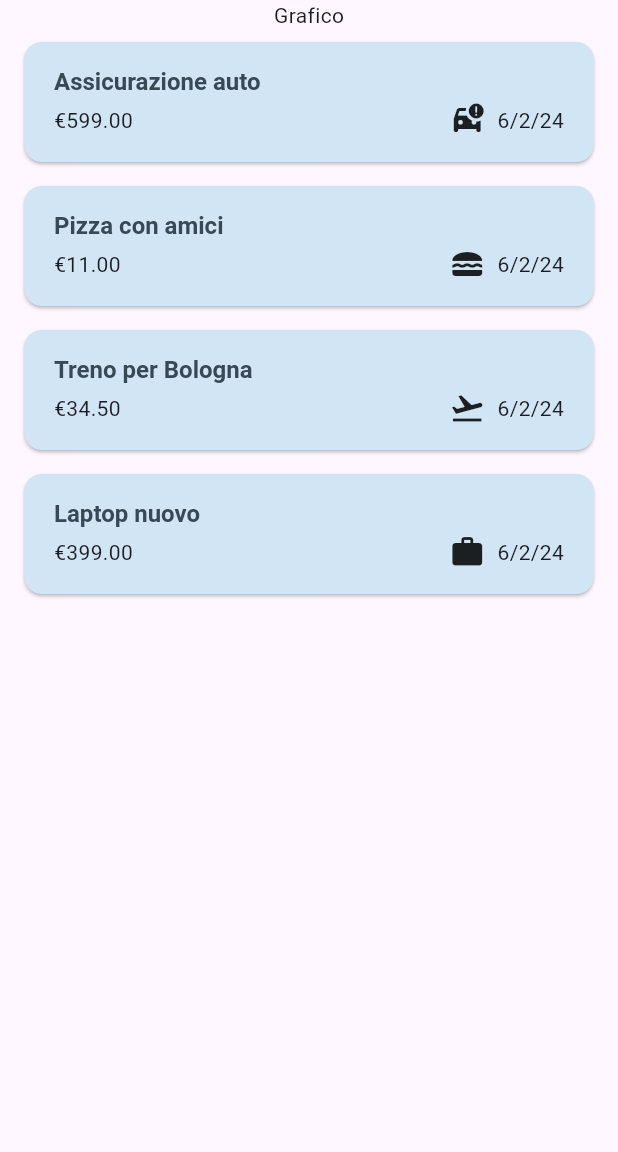
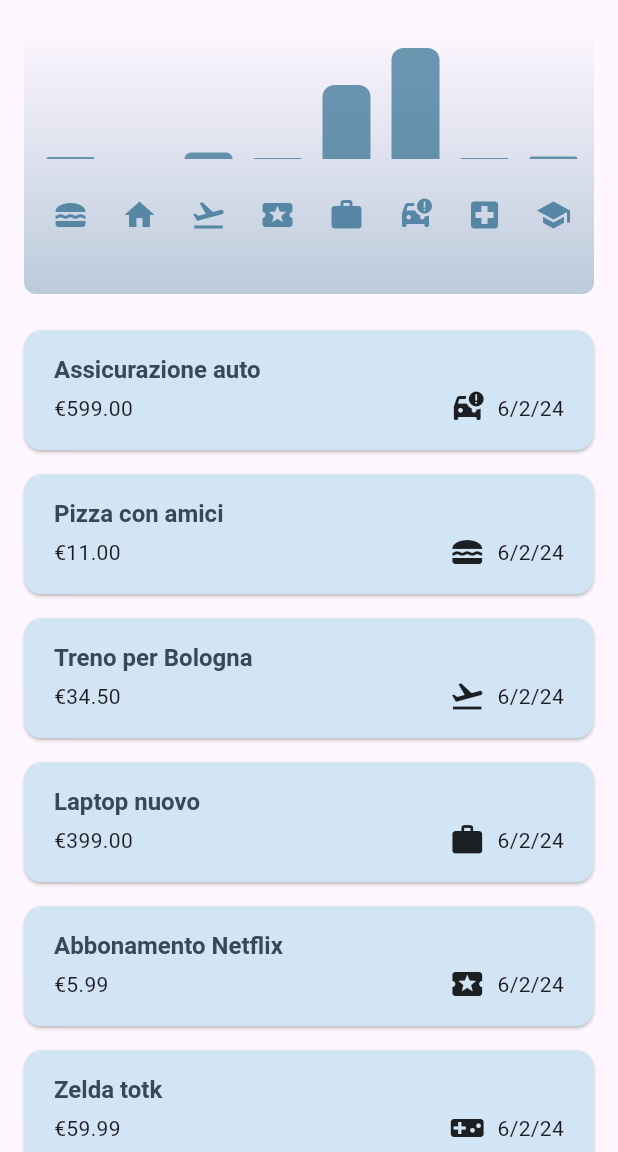
Before and after one commit to cristianmarcelli/expense_tracker, a Flutter app: the screen it shows after launch, on a phone screen of 412 x 824 dp, the part 84-1236 px from its top. Run offline on Flutter 3.47's test engine with Material 3 defaults, Android fonts, the phone set to English and light mode, and no system bars.

Commit message:
Aggiunto chartbar scorrevole per più categorie

```diff
--- a/lib/widgets/chart/chart.dart
+++ b/lib/widgets/chart/chart.dart
@@ -11,9 +11,21 @@ class Chart extends StatelessWidget {
   List<ExpenseBucket> get buckets {
     return [
       ExpenseBucket.forCategory(expenses, Category.food),
+      ExpenseBucket.forCategory(expenses, Category.home),
+      ExpenseBucket.forCategory(expenses, Category.travel),
       ExpenseBucket.forCategory(expenses, Category.leisure),
-      ExpenseBucket.forCategory(expenses, Category.travel),
       ExpenseBucket.forCategory(expenses, Category.work),
+      ExpenseBucket.forCategory(expenses, Category.car),
+      ExpenseBucket.forCategory(expenses, Category.health),
+      ExpenseBucket.forCategory(expenses, Category.education),
+      ExpenseBucket.forCategory(expenses, Category.publicTransport),
+      ExpenseBucket.forCategory(expenses, Category.taxes),
+      ExpenseBucket.forCategory(expenses, Category.coffee),
+      ExpenseBucket.forCategory(expenses, Category.breakfast),
+      ExpenseBucket.forCategory(expenses, Category.videogames),
+      ExpenseBucket.forCategory(expenses, Category.cinema),
+      ExpenseBucket.forCategory(expenses, Category.gym),
+      ExpenseBucket.forCategory(expenses, Category.other),
     ];
   }
 
@@ -28,6 +40,70 @@ class Chart extends StatelessWidget {
 
     return maxTotalExpense;
   }
+
+  // @override
+  // Widget build(BuildContext context) {
+  //   final isDarkMode =
+  //       MediaQuery.of(context).platformBrightness == Brightness.dark;
+  //   return Container(
+  //     margin: const EdgeInsets.all(16),
+  //     padding: const EdgeInsets.symmetric(
+  //       vertical: 16,
+  //       horizontal: 8,
+  //     ),
+  //     width: double.infinity,
+  //     height: 180,
+  //     decoration: BoxDecoration(
+  //       borderRadius: BorderRadius.circular(8),
+  //       gradient: LinearGradient(
+  //         colors: [
+  //           Theme.of(context).colorScheme.primary.withOpacity(0.3),
+  //           Theme.of(context).colorScheme.primary.withOpacity(0.0)
+  //         ],
+  //         begin: Alignment.bottomCenter,
+  //         end: Alignment.topCenter,
+  //       ),
+  //     ),
+  //     child: Column(
+  //       children: [
+  //         Expanded(
+  //           child: Row(
+  //             crossAxisAlignment: CrossAxisAlignment.end,
+  //             children: [
+  //               for (final bucket in buckets) // alternative to map()
+  //                 ChartBar(
+  //                   fill: bucket.totalExpenses == 0
+  //                       ? 0
+  //                       : bucket.totalExpenses / maxTotalExpense,
+  //                 )
+  //             ],
+  //           ),
+  //         ),
+  //         const SizedBox(height: 12),
+  //         Row(
+  //           children: buckets
+  //               .map(
+  //                 (bucket) => Expanded(
+  //               child: Padding(
+  //                 padding: const EdgeInsets.symmetric(horizontal: 4),
+  //                 child: Icon(
+  //                   categoryIcons[bucket.category],
+  //                   color: isDarkMode
+  //                       ? Theme.of(context).colorScheme.secondary
+  //                       : Theme.of(context)
+  //                       .colorScheme
+  //                       .primary
+  //                       .withOpacity(0.7),
+  //                 ),
+  //               ),
+  //             ),
+  //           )
+  //               .toList(),
+  //         )
+  //       ],
+  //     ),
+  //   );
+  // }
 
   @override
   Widget build(BuildContext context) {
@@ -46,32 +122,35 @@ class Chart extends StatelessWidget {
         gradient: LinearGradient(
           colors: [
             Theme.of(context).colorScheme.primary.withOpacity(0.3),
-            Theme.of(context).colorScheme.primary.withOpacity(0.0)
+            Theme.of(context).colorScheme.primary.withOpacity(0.0),
           ],
           begin: Alignment.bottomCenter,
           end: Alignment.topCenter,
         ),
       ),
+      child: SingleChildScrollView(
+        scrollDirection: Axis.horizontal,
+        child: Row(
+          children: [
+            for (final bucket in buckets)
+              Container(
+                width: 40,
+                margin: const EdgeInsets.symmetric(horizontal: 3),
                 child: Column(
                   children: [
                     Expanded(
                       child: Row(
                         crossAxisAlignment: CrossAxisAlignment.end,
                         children: [
-                for (final bucket in buckets) // alternative to map()
                           ChartBar(
                             fill: bucket.totalExpenses == 0
                                 ? 0
                                 : bucket.totalExpenses / maxTotalExpense,
-                  )
+                          ),
                         ],
                       ),
                     ),
-          const SizedBox(height: 12),
-          Row(
-            children: buckets
-                .map(
-                  (bucket) => Expanded(
+                    Expanded(
                       child: Padding(
                         padding: const EdgeInsets.symmetric(horizontal: 4),
                         child: Icon(
@@ -85,11 +164,14 @@ class Chart extends StatelessWidget {
                         ),
                       ),
                     ),
-            )
-                .toList(),
-          )
                   ],
+                ),
+              ),
+          ],
+        ),
       ),
     );
   }
+
+
 }
--- a/lib/widgets/home_page.dart
+++ b/lib/widgets/home_page.dart
@@ -1,4 +1,5 @@
 import 'package:expense_tracker/models/expense.dart';
+import 'package:expense_tracker/widgets/chart/chart.dart';
 import 'package:expense_tracker/widgets/expenses_list/expenses_list.dart';
 import 'package:expense_tracker/widgets/new_expense.dart';
 import 'package:flutter/material.dart';
@@ -37,7 +38,7 @@ class _HomePageState extends State<HomePage> {
       ),
       body: Column(
         children: [
-          const Text('Grafico'),
+          Chart(expenses: _registeredExpenses),
           Expanded(
             child: mainContent,
           ),
@@ -108,29 +109,29 @@ class _HomePageState extends State<HomePage> {
       date: DateTime.now(),
       category: Category.work,
     ),
-    // Expense(
-    //   title: 'Abbonamento Netflix',
-    //   amount: 5.99,
-    //   date: DateTime.now(),
-    //   category: Category.leisure,
-    // ),
-    // Expense(
-    //   title: 'Zelda totk',
-    //   amount: 59.99,
-    //   date: DateTime.now(),
-    //   category: Category.videogames,
-    // ),
-    // Expense(
-    //   title: 'Analisi del sangue',
-    //   amount: 6.00,
-    //   date: DateTime.now(),
-    //   category: Category.health,
-    // ),
-    // Expense(
-    //   title: 'Corso flutter',
-    //   amount: 12.99,
-    //   date: DateTime.now(),
-    //   category: Category.education,
-    // ),
+    Expense(
+      title: 'Abbonamento Netflix',
+      amount: 5.99,
+      date: DateTime.now(),
+      category: Category.leisure,
+    ),
+    Expense(
+      title: 'Zelda totk',
+      amount: 59.99,
+      date: DateTime.now(),
+      category: Category.videogames,
+    ),
+    Expense(
+      title: 'Analisi del sangue',
+      amount: 6.00,
+      date: DateTime.now(),
+      category: Category.health,
+    ),
+    Expense(
+      title: 'Corso flutter',
+      amount: 12.99,
+      date: DateTime.now(),
+      category: Category.education,
+    ),
   ];
 }
```
Lines whose indentation alone changed are shown as unchanged.
